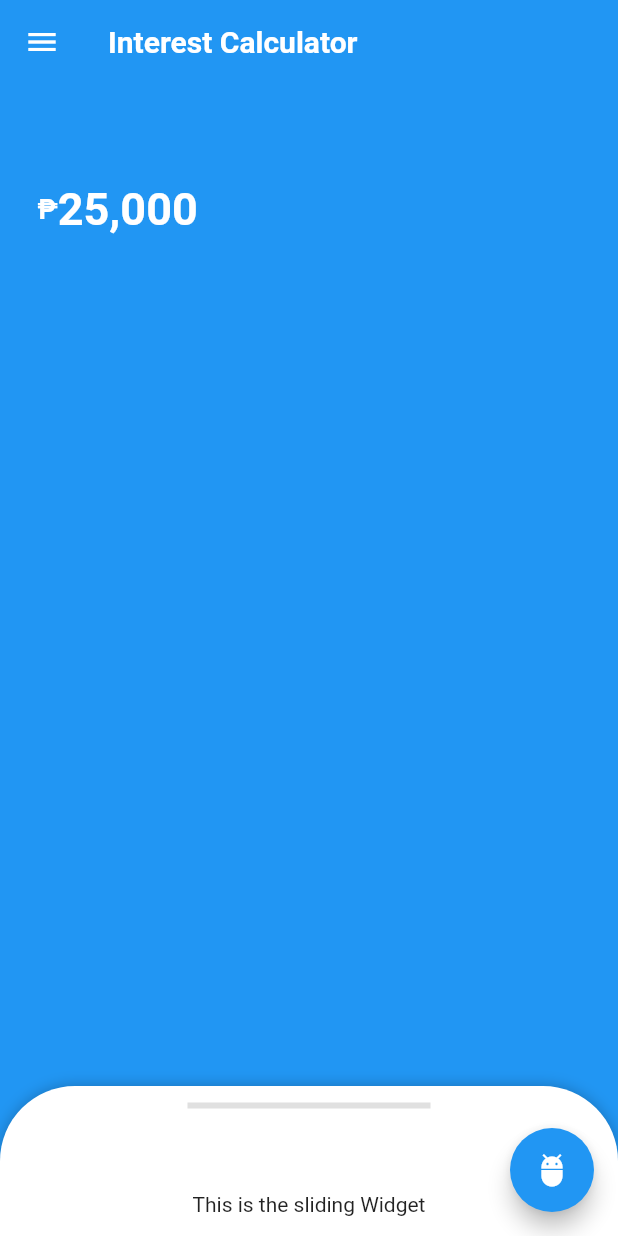
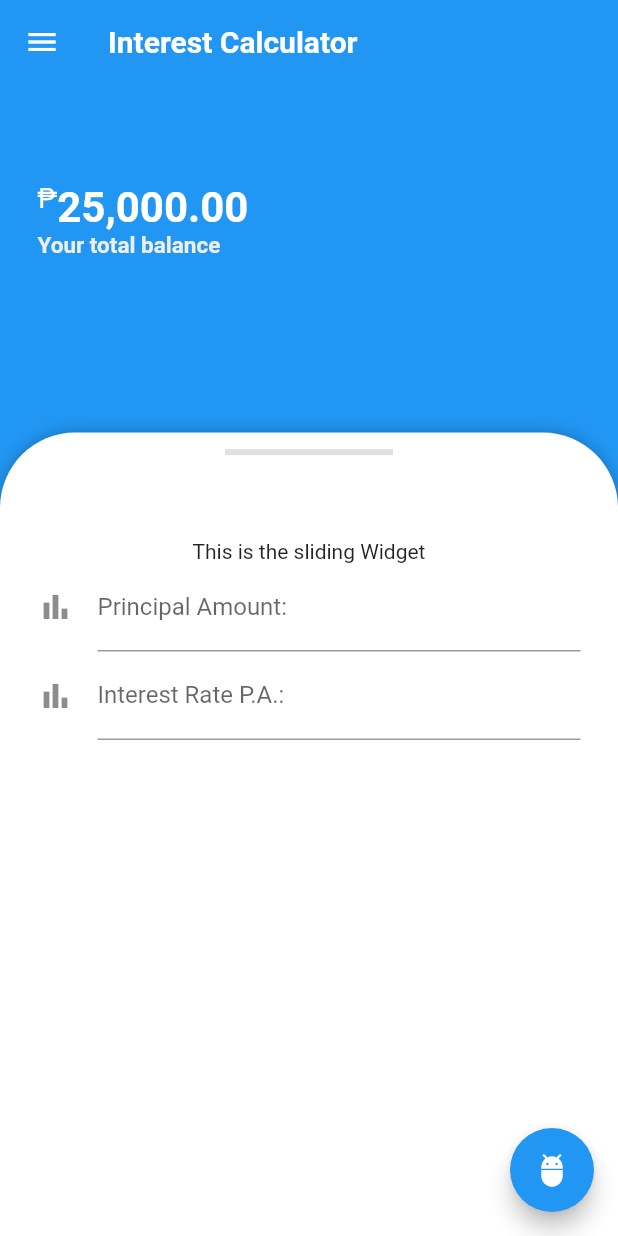
Before and after one commit to MichaelCadavillo/CompoundInterest, a Flutter app: the screen it shows after launch, on a phone screen of 412 x 824 dp. Run offline on Flutter 3.47's test engine with Material 2 defaults, Android fonts, the phone set to English and light mode, and no system bars; drawn by our look-alikes of sliding_up_panel.

Commit message:
- Splitted code in different files for readability. - Added few sample TextFormFields

```diff
--- a/lib/main.dart
+++ b/lib/main.dart
@@ -1,5 +1,6 @@
 import 'package:flutter/material.dart';
 import 'screens/SlideUpPanel.dart';
+import 'package:flutter/rendering.dart';
 
 void main() {
   runApp(MyApp());
@@ -9,6 +10,7 @@ class MyApp extends StatelessWidget {
   // This widget is the root of your application.
   @override
   Widget build(BuildContext context) {
+    debugPaintSizeEnabled = false;
     return MaterialApp(
       title: 'Flutter Demo',
       theme: ThemeData(primarySwatch: Colors.blue),
--- a/lib/screens/Backdrop.dart
+++ b/lib/screens/Backdrop.dart
@@ -7,31 +7,42 @@ class Backdrop extends StatelessWidget {
 
   @override
   Widget build(BuildContext context) {
-    return Column(
+    return Row(
+      children: [
+        SizedBox(width: 25),
+        Column(
+          crossAxisAlignment: CrossAxisAlignment.start,
           children: <Widget>[
             SizedBox(height: MediaQuery.of(context).size.height * 0.08),
-        Align(
-          alignment: Alignment.centerLeft,
-          child: Row(children: [
-            SizedBox(width: 25),
+            Row(crossAxisAlignment: CrossAxisAlignment.start, children: [
               Text(
                 "₱",
                 style: TextStyle(
-                fontWeight: FontWeight.bold,
                   fontSize: 18,
                   color: Colors.white,
                 ),
               ),
               Text(
-              "25,000",
+                "25,000.00",
                 style: TextStyle(
                   fontWeight: FontWeight.bold,
-                fontSize: 30,
+                  fontSize: 28,
                   color: Colors.white,
                 ),
               ),
             ]),
+            Row(
+              children: [
+                Text("Your total balance",
+                style: TextStyle(
+                  fontWeight: FontWeight.bold,
+                  fontSize: 15,
+                  color: Colors.grey[200],
+                ),)
+              ],
             )
+          ],
+        ),
       ],
     );
   }
--- a/lib/screens/SlideUpPanel.dart
+++ b/lib/screens/SlideUpPanel.dart
@@ -18,7 +18,7 @@ class _SlideUpPanelState extends State<SlideUpPanel> {
     topRight: Radius.circular(50),
   );
 
-  callback(_borderRadius){
+  callback(_borderRadius) {
     setState(() {
       this._borderRadius = _borderRadius;
     });
@@ -27,12 +27,16 @@ class _SlideUpPanelState extends State<SlideUpPanel> {
   @override
   Widget build(BuildContext context) {
     return SlidingUpPanel(
-        onPanelSlide: (double pos) => {
-          BorderTransition(callback, _borderRadius).transitionBorderRadius(pos)
-        },
+        defaultPanelState: PanelState.OPEN,
+        onPanelSlide: (double pos) =>
+            {BorderTransition(callback).transitionBorderRadius(pos)},
         maxHeight: MediaQuery.of(context).size.width * 1.30,
         borderRadius: _borderRadius,
-        panel: Column(children: <Widget>[
+        panel: Padding(
+          padding: const EdgeInsets.symmetric(
+            horizontal: 25
+          ),
+          child: Column(children: <Widget>[
             SizedBox(height: 5),
             Divider(
               color: Colors.black12,
@@ -42,7 +46,27 @@ class _SlideUpPanelState extends State<SlideUpPanel> {
             ),
             SizedBox(height: 50),
             Text("This is the sliding Widget"),
+            formField(labelText:"Principal Amount: "),
+            formField(labelText:"Interest Rate P.A.: ", hintText: "In Percentage: x%")
           ]),
+        ),
         body: Backdrop());
   }
+
+  TextFormField formField({String labelText, String hintText}){
+    return TextFormField(
+              decoration: InputDecoration(
+                icon: Icon(Icons.bar_chart),
+                hintText: hintText,
+                labelText: labelText,
+              ),
+              onSaved: (String value) {
+                // This optional block of code can be used to run
+                // code when the user saves the form.
+              },
+              validator: (String value) {
+                return value.contains('@') ? 'Do not use the @ char.' : null;
+              },
+            );
   }
+}
--- a/lib/screens/transitions/BorderTransition.dart
+++ b/lib/screens/transitions/BorderTransition.dart
@@ -1,10 +1,9 @@
 import 'package:flutter/material.dart';
 
 class BorderTransition {
-  BorderRadius _currentRadius;
   Function(void) callback;
 
-  BorderTransition(this.callback, this._currentRadius);
+  BorderTransition(this.callback);
 
   void removeBorderRadius()  {
     print("removeBorderRadius called!");
@@ -26,8 +25,8 @@ class BorderTransition {
 
   void transitionBorderRadius(double pos)  {
     BorderRadius _newBorderRadius = BorderRadius.only(
-      topLeft: Radius.circular(pos*50),
-      topRight: Radius.circular(pos*50),
+      topLeft: Radius.circular((pos==0)?10:pos*50),
+      topRight: Radius.circular((pos==0)?10:pos*50),
     );
     callback(_newBorderRadius);
   }
```
Lines whose indentation alone changed are shown as unchanged.
